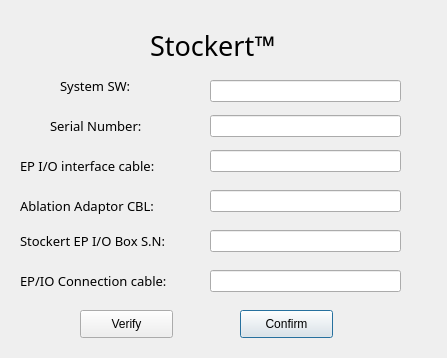
Qt form Code/Forms/stockert_dialog.ui (EranYonai/Auto-Baseline) before a commit.
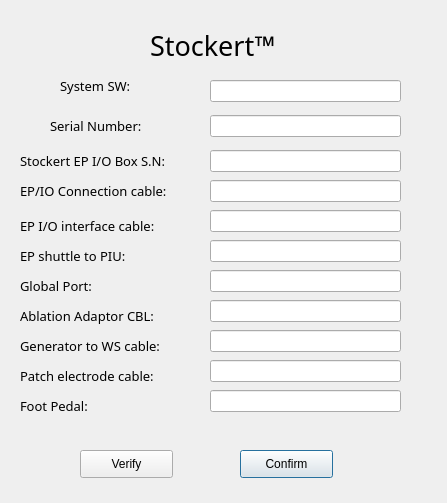
The same form after that commit.

```diff
--- a/Code/Forms/stockert_dialog.ui
+++ b/Code/Forms/stockert_dialog.ui
@@ -7,7 +7,7 @@
     <x>0</x>
     <y>0</y>
     <width>447</width>
-    <height>358</height>
+    <height>503</height>
    </rect>
   </property>
   <property name="windowTitle">
@@ -36,7 +36,7 @@
    <property name="geometry">
     <rect>
      <x>240</x>
-     <y>310</y>
+     <y>450</y>
      <width>93</width>
      <height>28</height>
     </rect>
@@ -62,7 +62,7 @@
    <property name="geometry">
     <rect>
      <x>210</x>
-     <y>150</y>
+     <y>210</y>
      <width>191</width>
      <height>22</height>
     </rect>
@@ -94,7 +94,7 @@
    <property name="geometry">
     <rect>
      <x>20</x>
-     <y>150</y>
+     <y>210</y>
      <width>171</width>
      <height>31</height>
     </rect>
@@ -145,7 +145,7 @@
    <property name="geometry">
     <rect>
      <x>80</x>
-     <y>310</y>
+     <y>450</y>
      <width>93</width>
      <height>28</height>
     </rect>
@@ -158,7 +158,7 @@
    <property name="geometry">
     <rect>
      <x>20</x>
-     <y>190</y>
+     <y>300</y>
      <width>171</width>
      <height>31</height>
     </rect>
@@ -177,7 +177,7 @@
    <property name="geometry">
     <rect>
      <x>210</x>
-     <y>190</y>
+     <y>300</y>
      <width>191</width>
      <height>22</height>
     </rect>
@@ -190,7 +190,7 @@
    <property name="geometry">
     <rect>
      <x>20</x>
-     <y>225</y>
+     <y>145</y>
      <width>181</width>
      <height>31</height>
     </rect>
@@ -209,7 +209,7 @@
    <property name="geometry">
     <rect>
      <x>210</x>
-     <y>230</y>
+     <y>150</y>
      <width>191</width>
      <height>22</height>
     </rect>
@@ -222,7 +222,7 @@
    <property name="geometry">
     <rect>
      <x>20</x>
-     <y>265</y>
+     <y>175</y>
      <width>191</width>
      <height>31</height>
     </rect>
@@ -241,7 +241,39 @@
    <property name="geometry">
     <rect>
      <x>210</x>
+     <y>180</y>
+     <width>191</width>
+     <height>22</height>
+    </rect>
+   </property>
+   <property name="text">
+    <string/>
+   </property>
+  </widget>
+  <widget class="QLabel" name="label_7">
+   <property name="geometry">
+    <rect>
+     <x>20</x>
      <y>270</y>
+     <width>171</width>
+     <height>31</height>
+    </rect>
+   </property>
+   <property name="font">
+    <font>
+     <family>Product Sans Light</family>
+     <pointsize>10</pointsize>
+    </font>
+   </property>
+   <property name="text">
+    <string>Global Port:</string>
+   </property>
+  </widget>
+  <widget class="QLineEdit" name="global_port_text">
+   <property name="geometry">
+    <rect>
+     <x>210</x>
+     <y>270</y>
      <width>191</width>
      <height>22</height>
     </rect>
@@ -250,6 +282,134 @@
     <string/>
    </property>
   </widget>
+  <widget class="QLabel" name="label_8">
+   <property name="geometry">
+    <rect>
+     <x>20</x>
+     <y>240</y>
+     <width>171</width>
+     <height>31</height>
+    </rect>
+   </property>
+   <property name="font">
+    <font>
+     <family>Product Sans Light</family>
+     <pointsize>10</pointsize>
+    </font>
+   </property>
+   <property name="text">
+    <string>EP shuttle to PIU:</string>
+   </property>
+  </widget>
+  <widget class="QLineEdit" name="ep_to_piu_text">
+   <property name="geometry">
+    <rect>
+     <x>210</x>
+     <y>240</y>
+     <width>191</width>
+     <height>22</height>
+    </rect>
+   </property>
+   <property name="text">
+    <string/>
+   </property>
+  </widget>
+  <widget class="QLabel" name="label_9">
+   <property name="geometry">
+    <rect>
+     <x>20</x>
+     <y>330</y>
+     <width>191</width>
+     <height>31</height>
+    </rect>
+   </property>
+   <property name="font">
+    <font>
+     <family>Product Sans Light</family>
+     <pointsize>10</pointsize>
+    </font>
+   </property>
+   <property name="text">
+    <string>Generator to WS cable:</string>
+   </property>
+  </widget>
+  <widget class="QLineEdit" name="gen_to_ws_text">
+   <property name="geometry">
+    <rect>
+     <x>210</x>
+     <y>330</y>
+     <width>191</width>
+     <height>22</height>
+    </rect>
+   </property>
+   <property name="text">
+    <string/>
+   </property>
+  </widget>
+  <widget class="QLineEdit" name="patch_cable_text">
+   <property name="geometry">
+    <rect>
+     <x>210</x>
+     <y>360</y>
+     <width>191</width>
+     <height>22</height>
+    </rect>
+   </property>
+   <property name="text">
+    <string/>
+   </property>
+  </widget>
+  <widget class="QLabel" name="label_10">
+   <property name="geometry">
+    <rect>
+     <x>20</x>
+     <y>360</y>
+     <width>191</width>
+     <height>31</height>
+    </rect>
+   </property>
+   <property name="font">
+    <font>
+     <family>Product Sans Light</family>
+     <pointsize>10</pointsize>
+    </font>
+   </property>
+   <property name="text">
+    <string>Patch electrode cable:</string>
+   </property>
+  </widget>
+  <widget class="QLineEdit" name="footPedal_text">
+   <property name="geometry">
+    <rect>
+     <x>210</x>
+     <y>390</y>
+     <width>191</width>
+     <height>22</height>
+    </rect>
+   </property>
+   <property name="text">
+    <string/>
+   </property>
+  </widget>
+  <widget class="QLabel" name="label_11">
+   <property name="geometry">
+    <rect>
+     <x>20</x>
+     <y>390</y>
+     <width>191</width>
+     <height>31</height>
+    </rect>
+   </property>
+   <property name="font">
+    <font>
+     <family>Product Sans Light</family>
+     <pointsize>10</pointsize>
+    </font>
+   </property>
+   <property name="text">
+    <string>Foot Pedal:</string>
+   </property>
+  </widget>
  </widget>
  <tabstops>
   <tabstop>software_text</tabstop>
```
Left out of the diff: 9 changed lines with no effect on the pictures.
